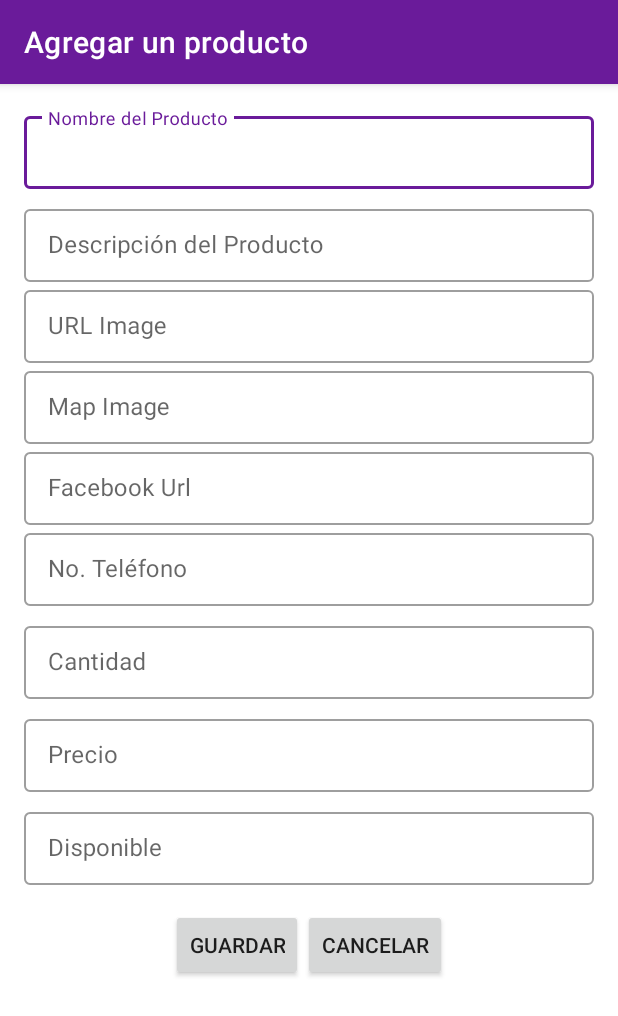
After one commit to YamiLaxus/pocketAdminAndroidNative, an Android app: the AddActivity screen opened directly, with no data from a screen before it, on a phone screen of 412 x 824 dp. The commit adds this screen. Shown: the top 1016 px of the screen. Run offline under Robolectric (Android 15) with nearby library versions, the phone set to English and light mode, and no system bars; our stand-ins replace Firebase (no records; nobody signed in at launch, a user with empty details on screens opened directly).

Commit message:
pocket trabajando con Ange mi amor que no le gusta el idioma discovery kids

```diff
--- /dev/null
+++ b/app/src/main/java/com/phonedev/pocketadmin/add/AddActivity.kt
@@ -0,0 +1,71 @@
+package com.phonedev.pocketadmin.add
+
+import androidx.appcompat.app.AppCompatActivity
+import android.os.Bundle
+import android.widget.Toast
+import com.google.firebase.firestore.FirebaseFirestore
+import com.phonedev.pocketadmin.databinding.ActivityAddBinding
+import com.phonedev.pocketadmin.entities.Constants
+import com.phonedev.pocketadmin.entities.Product
+
+class AddActivity : AppCompatActivity() {
+
+    private lateinit var binding: ActivityAddBinding
+
+    private var product: Product? = null
+
+    override fun onCreate(savedInstanceState: Bundle?) {
+        super.onCreate(savedInstanceState)
+        binding = ActivityAddBinding.inflate(layoutInflater)
+        setContentView(binding.root)
+
+        title = "Agregar un producto"
+
+        setButtons()
+    }
+
+    private fun setButtons() {
+        binding.btnSave.setOnClickListener {
+            if (product == null) {
+                val product = Product(
+                    name = binding.etName.text.toString().trim(),
+                    description = binding.etDesciption.text.toString().trim(),
+                    quantity = binding.etCantidad.text.toString().toInt(),
+                    price = binding.etPrice.text.toString().toDouble(),
+                    imgUrl = binding.etImgUrl.text.toString().trim(),
+                    imgMap = binding.etImgMap.text.toString().trim(),
+                    facebook = binding.etFacebook.text.toString().trim(),
+                    phone = binding.etPhone.text.toString().trim(),
+                    disponible = binding.etDisponible.text.toString().trim()
+                )
+                save(product)
+            } else {
+                product?.apply {
+                    name = binding.etName.text.toString().trim()
+                    description = binding.etDesciption.text.toString().trim()
+                    quantity = binding.etCantidad.text.toString().toInt()
+                    price = binding.etPrice.text.toString().toDouble()
+                    imgUrl = binding.etImgUrl.text.toString().trim()
+                    imgMap = binding.etImgMap.text.toString().trim()
+                    facebook = binding.etFacebook.text.toString().trim()
+                    phone = binding.etPhone.text.toString().trim()
+                    disponible = binding.etDisponible.text.toString().trim()
+                }
+            }
+        }
+    }
+
+    private fun save(product: Product) {
+        val db = FirebaseFirestore.getInstance()
+        db.collection(Constants.COLL_PRODUCTS)
+            .document()
+            .set(product)
+            .addOnSuccessListener {
+                Toast.makeText(this, "Producto Agregado", Toast.LENGTH_SHORT).show()
+            }
+            .addOnFailureListener {
+                Toast.makeText(this, "Error al agregar", Toast.LENGTH_SHORT).show()
+            }
+    }
+
+}
--- a/app/src/main/java/com/phonedev/pocketadmin/add/AddDialogFragment.kt
+++ b/app/src/main/java/com/phonedev/pocketadmin/add/AddDialogFragment.kt
@@ -92,7 +92,6 @@ class AddDialogFragment : DialogFragment(), DialogInterface.OnShowListener {
                                 val product = Product(
                                     name = it.etName.text.toString().trim(),
                                     description = it.etDesciption.text.toString().trim(),
-                                    imgUrl = eventPost.phtoUrl,
                                     quantity = it.etCantidad.text.toString().toInt(),
                                     price = it.etPrice.text.toString().toDouble()
                                 )
@@ -102,7 +101,6 @@ class AddDialogFragment : DialogFragment(), DialogInterface.OnShowListener {
                                 product?.apply {
                                     name = it.etName.text.toString().trim()
                                     description = it.etDesciption.text.toString().trim()
-                                    imgUrl = eventPost.phtoUrl
                                     quantity = it.etCantidad.text.toString().toInt()
                                     price = it.etPrice.text.toString().toDouble()
 
@@ -248,5 +246,4 @@ class AddDialogFragment : DialogFragment(), DialogInterface.OnShowListener {
         super.onDestroyView()
         binding = null
     }
-
 }
--- a/app/src/main/java/com/phonedev/pocketadmin/entities/Constants.kt
+++ b/app/src/main/java/com/phonedev/pocketadmin/entities/Constants.kt
@@ -2,6 +2,7 @@ package com.phonedev.pocketadmin.entities
 
 object Constants {
     const val COLL_PRODUCTS = "products"
+    const val COLL_PHONE = "telefonos"
     const val COLL_REQUEST =  "request"
 
     const val PROP_STATUS = "status"
--- /dev/null
+++ b/app/src/main/res/layout/activity_add.xml
@@ -0,0 +1,225 @@
+<?xml version="1.0" encoding="utf-8"?>
+<androidx.constraintlayout.widget.ConstraintLayout xmlns:android="http://schemas.android.com/apk/res/android"
+    xmlns:app="http://schemas.android.com/apk/res-auto"
+    xmlns:tools="http://schemas.android.com/tools"
+    android:layout_width="match_parent"
+    android:layout_height="match_parent"
+    tools:context=".add.AddActivity">
+
+    <ScrollView
+        android:id="@+id/scrollView"
+        android:layout_width="match_parent"
+        android:layout_height="match_parent"
+        app:layout_constraintEnd_toEndOf="parent"
+        app:layout_constraintStart_toStartOf="parent"
+        app:layout_constraintTop_toTopOf="parent">
+
+        <LinearLayout
+            android:id="@+id/containerLayout"
+            android:layout_width="match_parent"
+            android:layout_height="wrap_content"
+            android:layout_marginStart="@dimen/common_padding_default"
+            android:layout_marginTop="@dimen/common_padding_default"
+            android:layout_marginEnd="@dimen/common_padding_default"
+            android:orientation="vertical">
+
+            <com.google.android.material.textfield.TextInputLayout
+                android:id="@+id/tilName"
+                style="@style/Widget.MaterialComponents.TextInputLayout.OutlinedBox.Dense"
+                android:layout_width="match_parent"
+                android:layout_height="wrap_content"
+                android:hint="@string/nombre_del_producto"
+                app:layout_constraintEnd_toEndOf="parent"
+                app:layout_constraintStart_toStartOf="parent"
+                app:layout_constraintTop_toTopOf="parent">
+
+                <com.google.android.material.textfield.TextInputEditText
+                    android:id="@+id/etName"
+                    android:layout_width="match_parent"
+                    android:layout_height="wrap_content"
+                    android:inputType="textNoSuggestions" />
+
+            </com.google.android.material.textfield.TextInputLayout>
+
+            <com.google.android.material.textfield.TextInputLayout
+                android:id="@+id/tilDescription"
+                style="@style/Widget.MaterialComponents.TextInputLayout.OutlinedBox.Dense"
+                android:layout_width="match_parent"
+                android:layout_height="wrap_content"
+                android:layout_marginTop="8dp"
+                android:hint="@string/descripci_n_del_producto"
+                app:layout_constraintEnd_toEndOf="parent"
+                app:layout_constraintStart_toStartOf="parent"
+                app:layout_constraintTop_toBottomOf="@id/tilName">
+
+                <com.google.android.material.textfield.TextInputEditText
+                    android:id="@+id/etDesciption"
+                    android:layout_width="match_parent"
+                    android:layout_height="wrap_content"
+                    android:inputType="textNoSuggestions|textMultiLine" />
+            </com.google.android.material.textfield.TextInputLayout>
+
+            <com.google.android.material.textfield.TextInputLayout
+                android:id="@+id/tilImgUrl"
+                style="@style/Widget.MaterialComponents.TextInputLayout.OutlinedBox.Dense"
+                android:layout_width="match_parent"
+                android:layout_height="wrap_content"
+                android:hint="@string/url_image"
+                app:layout_constraintEnd_toEndOf="parent"
+                app:layout_constraintStart_toStartOf="parent"
+                app:layout_constraintTop_toBottomOf="@+id/tilDescription">
+
+                <com.google.android.material.textfield.TextInputEditText
+                    android:id="@+id/etImgMap"
+                    android:layout_width="match_parent"
+                    android:layout_height="wrap_content"
+                    android:inputType="number" />
+
+            </com.google.android.material.textfield.TextInputLayout>
+
+            <com.google.android.material.textfield.TextInputLayout
+                android:id="@+id/tilImgMap"
+                style="@style/Widget.MaterialComponents.TextInputLayout.OutlinedBox.Dense"
+                android:layout_width="match_parent"
+                android:layout_height="wrap_content"
+                android:hint="@string/map_image"
+                app:layout_constraintEnd_toEndOf="parent"
+                app:layout_constraintStart_toStartOf="parent"
+                app:layout_constraintTop_toBottomOf="@+id/tilImgUrl">
+
+                <com.google.android.material.textfield.TextInputEditText
+                    android:id="@+id/etImgUrl"
+                    android:layout_width="match_parent"
+                    android:layout_height="wrap_content"
+                    android:inputType="textNoSuggestions" />
+
+            </com.google.android.material.textfield.TextInputLayout>
+
+            <com.google.android.material.textfield.TextInputLayout
+                android:id="@+id/tilFacebook"
+                style="@style/Widget.MaterialComponents.TextInputLayout.OutlinedBox.Dense"
+                android:layout_width="match_parent"
+                android:layout_height="wrap_content"
+                android:hint="@string/facebook_url"
+                app:layout_constraintEnd_toEndOf="parent"
+                app:layout_constraintStart_toStartOf="parent"
+                app:layout_constraintTop_toBottomOf="@+id/tilImgMap">
+
+                <com.google.android.material.textfield.TextInputEditText
+                    android:id="@+id/etFacebook"
+                    android:layout_width="match_parent"
+                    android:layout_height="wrap_content"
+                    android:inputType="textNoSuggestions" />
+
+            </com.google.android.material.textfield.TextInputLayout>
+
+            <com.google.android.material.textfield.TextInputLayout
+                android:id="@+id/tilPhone"
+                style="@style/Widget.MaterialComponents.TextInputLayout.OutlinedBox.Dense"
+                android:layout_width="match_parent"
+                android:layout_height="wrap_content"
+                android:hint="@string/no_tel_fono"
+                app:layout_constraintEnd_toEndOf="parent"
+                app:layout_constraintStart_toStartOf="parent"
+                app:layout_constraintTop_toBottomOf="@+id/tilFacebook">
+
+                <com.google.android.material.textfield.TextInputEditText
+                    android:id="@+id/etPhone"
+                    android:layout_width="match_parent"
+                    android:layout_height="wrap_content"
+                    android:inputType="textNoSuggestions" />
+
+            </com.google.android.material.textfield.TextInputLayout>
+
+            <androidx.constraintlayout.widget.Guideline
+                android:id="@+id/guideline"
+                android:layout_width="wrap_content"
+                android:layout_height="wrap_content"
+                android:orientation="vertical"
+                android:visibility="gone"
+                app:layout_constraintGuide_percent="0.5" />
+
+            <com.google.android.material.textfield.TextInputLayout
+                android:id="@+id/tilCantidad"
+                style="@style/Widget.MaterialComponents.TextInputLayout.OutlinedBox.Dense"
+                android:layout_width="match_parent"
+                android:layout_height="wrap_content"
+                android:layout_marginTop="8dp"
+                android:hint="@string/cantidad"
+                app:layout_constraintEnd_toEndOf="@id/guideline"
+                app:layout_constraintStart_toStartOf="parent"
+                app:layout_constraintTop_toBottomOf="@id/tilPhone">
+
+                <com.google.android.material.textfield.TextInputEditText
+                    android:id="@+id/etCantidad"
+                    android:layout_width="match_parent"
+                    android:layout_height="wrap_content"
+                    android:inputType="number" />
+
+            </com.google.android.material.textfield.TextInputLayout>
+
+            <com.google.android.material.textfield.TextInputLayout
+                android:id="@+id/tilPrice"
+                style="@style/Widget.MaterialComponents.TextInputLayout.OutlinedBox.Dense"
+                android:layout_width="match_parent"
+                android:layout_height="wrap_content"
+                android:layout_marginTop="8dp"
+                android:hint="@string/precio"
+                app:layout_constraintEnd_toEndOf="parent"
+                app:layout_constraintStart_toStartOf="parent"
+                app:layout_constraintTop_toBottomOf="@id/tilCantidad"
+                app:prefixText="Q.">
+
+                <com.google.android.material.textfield.TextInputEditText
+                    android:id="@+id/etPrice"
+                    android:layout_width="match_parent"
+                    android:layout_height="wrap_content"
+                    android:inputType="numberDecimal" />
+
+            </com.google.android.material.textfield.TextInputLayout>
+
+            <com.google.android.material.textfield.TextInputLayout
+                android:id="@+id/tilDisponible"
+                style="@style/Widget.MaterialComponents.TextInputLayout.OutlinedBox.Dense"
+                android:layout_width="match_parent"
+                android:layout_height="wrap_content"
+                android:layout_marginTop="8dp"
+                android:hint="@string/disponible"
+                app:layout_constraintEnd_toEndOf="parent"
+                app:layout_constraintStart_toStartOf="parent"
+                app:layout_constraintTop_toBottomOf="@id/tilCantidad"
+                app:prefixText="Q.">
+
+                <com.google.android.material.textfield.TextInputEditText
+                    android:id="@+id/etDisponible"
+                    android:layout_width="match_parent"
+                    android:layout_height="wrap_content" />
+
+            </com.google.android.material.textfield.TextInputLayout>
+
+            <LinearLayout
+                android:layout_width="match_parent"
+                android:layout_height="wrap_content"
+                android:layout_marginTop="@dimen/common_padding_default"
+                android:gravity="center"
+                android:orientation="horizontal">
+
+                <androidx.appcompat.widget.AppCompatButton
+                    android:id="@+id/btnSave"
+                    android:layout_width="wrap_content"
+                    android:layout_height="wrap_content"
+                    android:text="@string/guardar" />
+
+                <androidx.appcompat.widget.AppCompatButton
+                    android:id="@+id/btnCancel"
+                    android:layout_width="wrap_content"
+                    android:layout_height="wrap_content"
+                    android:text="@string/cancelar" />
+
+            </LinearLayout>
+
+        </LinearLayout>
+
+    </ScrollView>
+
+</androidx.constraintlayout.widget.ConstraintLayout>
--- a/app/src/main/res/layout/activity_main.xml
+++ b/app/src/main/res/layout/activity_main.xml
@@ -1,4 +1,3 @@
-<?xml version="1.0" encoding="utf-8"?>
 <androidx.constraintlayout.widget.ConstraintLayout xmlns:android="http://schemas.android.com/apk/res/android"
     xmlns:app="http://schemas.android.com/apk/res-auto"
     xmlns:tools="http://schemas.android.com/tools"
--- a/app/src/main/res/values/strings.xml
+++ b/app/src/main/res/values/strings.xml
@@ -22,4 +22,15 @@
 
     <string name="hint_chat">Escribe algo...</string>
     <string name="chat_title">Soporte</string>
+    <string name="nombre_del_producto">Nombre del Producto</string>
+    <string name="descripci_n_del_producto">Descripción del Producto</string>
+    <string name="url_image">URL Image</string>
+    <string name="map_image">Map Image</string>
+    <string name="facebook_url">Facebook Url</string>
+    <string name="no_tel_fono">No. Teléfono</string>
+    <string name="cantidad">Cantidad</string>
+    <string name="precio">Precio</string>
+    <string name="disponible">Disponible</string>
+    <string name="guardar">Guardar</string>
+    <string name="cancelar">Cancelar</string>
 </resources>
--- a/build.gradle
+++ b/build.gradle
@@ -7,7 +7,7 @@ buildscript {
     }
     dependencies {
         classpath "com.android.tools.build:gradle:4.2.0"
-        classpath "org.jetbrains.kotlin:kotlin-gradle-plugin:$kotlin_version"
+        classpath "org.jetbrains.kotlin:kotlin-gradle-plugin:1.5.31"
         classpath 'com.google.gms:google-services:4.3.10'
 
         // NOTE: Do not place your application dependencies here; they belong
```
Also changed, not shown: app/src/main/AndroidManifest.xml (+10 -3 lines), app/src/main/java/com/phonedev/pocketadmin/entities/Product.kt (+13 -6 lines), app/src/main/java/com/phonedev/pocketadmin/products/HomeActivity.kt (added, +33 -0 lines), app/src/main/java/com/phonedev/pocketadmin/products/MainActivity.kt (+10 -16 lines), app/src/main/res/layout/activity_home.xml (added, +268 -0 lines), app/src/main/res/layout/fragment_dialog_add.xml (+69 -1 lines), app/src/main/res/drawable/acc.png (added), app/src/main/res/drawable/art.png (added), app/src/main/res/drawable/fix.png (added), app/src/main/res/drawable/ipad.png (added), app/src/main/res/drawable/kikistorelogo.jpg (added), app/src/main/res/drawable/phone.png (added).
